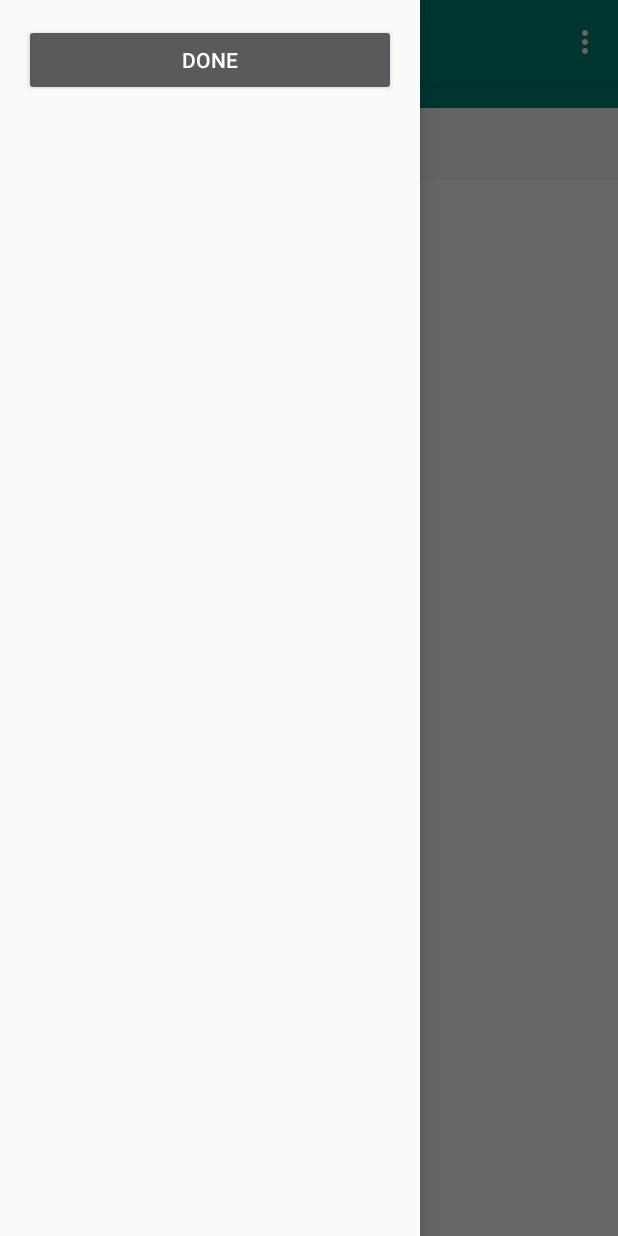
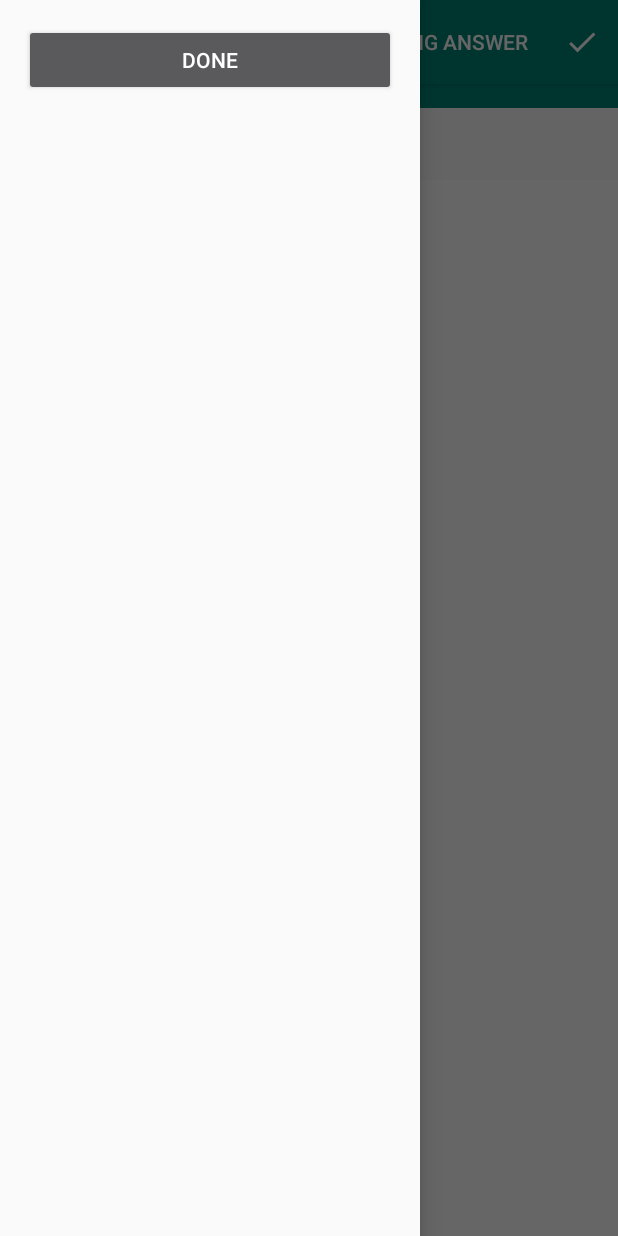
Before and after one commit to iStemmer/Quiz, an Android app: the QuestionActivity screen opened directly, with no data from a screen before it, with the side drawer open, on a phone screen of 412 x 824 dp. Run offline under Robolectric (Android 15) with nearby library versions, the phone set to English and light mode, and no system bars; our stand-ins replace navigation-ui; libraries missing offline, so code that uses them is left out: com.github.javiersantos.materialstyleddialogs; 6 statements that could not run were skipped.

Commit message:
initial commit

```diff
--- a/app/src/main/java/com/example/quiz/common/Common.kt
+++ b/app/src/main/java/com/example/quiz/common/Common.kt
@@ -14,6 +14,11 @@ object Common {
 
     var selected_values: MutableList<String> = ArrayList()
 
+    var timer = 0
+    var right_answer_count = 0
+    var wrong_answer_count = 0
+    var no_answer_count = 0
+    var data_question = StringBuilder()
 
     var selectedCategory: Category? = null
 
--- /dev/null
+++ b/app/src/main/res/drawable/back.xml
@@ -0,0 +1,4 @@
+<?xml version="1.0" encoding="utf-8"?>
+<shape xmlns:android="http://schemas.android.com/apk/res/android">
+    <solid android:color="@android:color/holo_orange_dark" />
+</shape>
--- /dev/null
+++ b/app/src/main/res/drawable/ic_check_white_24dp.xml
@@ -0,0 +1,5 @@
+<vector android:height="24dp" android:tint="#FFFFFF"
+    android:viewportHeight="24.0" android:viewportWidth="24.0"
+    android:width="24dp" xmlns:android="http://schemas.android.com/apk/res/android">
+    <path android:fillColor="#FF000000" android:pathData="M9,16.17L4.83,12l-1.42,1.41L9,19 21,7l-1.41,-1.41z"/>
+</vector>
--- a/app/src/main/res/menu/question.xml
+++ b/app/src/main/res/menu/question.xml
@@ -1,8 +1,12 @@
 <?xml version="1.0" encoding="utf-8"?>
 <menu xmlns:android="http://schemas.android.com/apk/res/android"
       xmlns:app="http://schemas.android.com/apk/res-auto">
-    <item android:id="@+id/action_settings"
-          android:title="@string/action_settings"
-          android:orderInCategory="100"
-          app:showAsAction="never"/>
+    <item android:id="@+id/menu_wrong_answer"
+          android:title="Wrong Answer"
+          android:actionLayout="@layout/rectangle_text_view"
+          app:showAsAction="always"/>
+    <item android:id="@+id/menu_done"
+          android:title="Done"
+          android:icon="@drawable/ic_check_white_24dp"
+          app:showAsAction="always"/>
 </menu>
```
Also changed, not shown: app/src/main/java/com/example/quiz/QuestionActivity.kt (+63 -7 lines), app/src/main/res/layout/rectangle_text_view.xml (added, +19 -0 lines).
